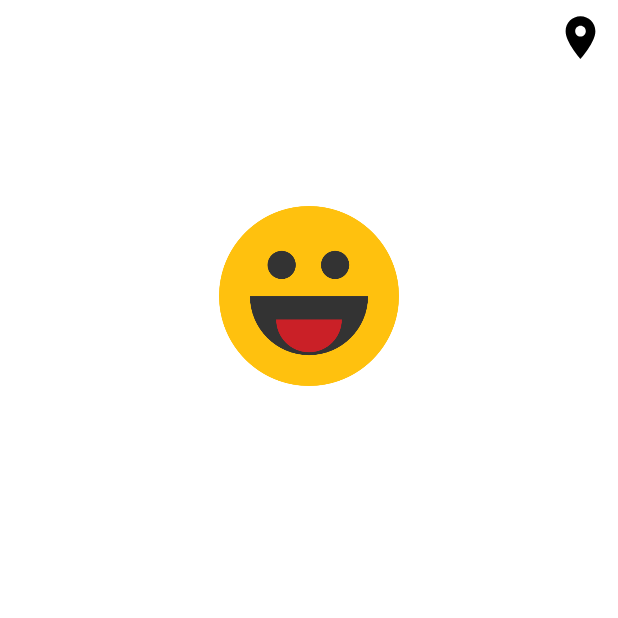
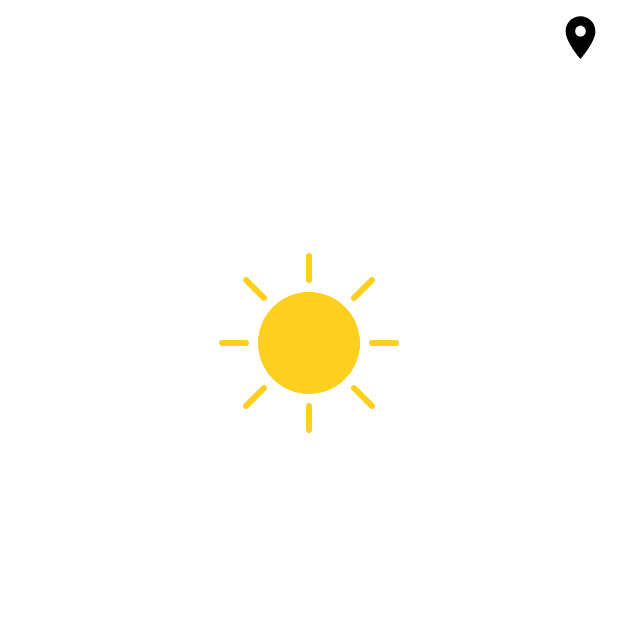
Before and after one commit to jin5578/WeatherApplication, an Android app: the screen it shows after launch (MainActivity), on a phone screen of 412 x 824 dp, the top half of it. Run offline under Robolectric (Android 15) with nearby library versions, the phone set to English and light mode, and no system bars; our stand-ins replace RxJava, data binding; libraries missing offline, so code that uses them is left out: android.view; Roboto replaces fonts that are not available here; 5 statements that could not run were skipped.

Commit message:
Check Point

```diff
--- a/app/src/main/java/com/tistory/jeongs0222/weatherapplication/model/GeocoderArea.kt
+++ /dev/null
@@ -1,4 +0,0 @@
-package com.tistory.jeongs0222.weatherapplication.model
-
-
-data class GeocoderArea(val name: String)
--- a/app/src/main/java/com/tistory/jeongs0222/weatherapplication/model/NetworkRepositoryImpl.kt
+++ b/app/src/main/java/com/tistory/jeongs0222/weatherapplication/model/NetworkRepositoryImpl.kt
@@ -5,6 +5,7 @@ import io.reactivex.Single
 
 
 class NetworkRepositoryImpl(private val api: Api) : Repository {
+
     override fun getGeocoder(
         request: String,
         version: Float,
--- a/app/src/main/java/com/tistory/jeongs0222/weatherapplication/ui/view/MainActivity.kt
+++ b/app/src/main/java/com/tistory/jeongs0222/weatherapplication/ui/view/MainActivity.kt
@@ -21,8 +21,8 @@ import org.koin.android.ext.android.inject
 
 class MainActivity : BaseActivity<ActivityMainBinding>() {
 
-    private val permissionProvider = PermissionProviderImpl(this) as PermissionProvider
-    private val locationProvider = LocationProviderImpl(this) as LocationProvider
+    //private val permissionProvider = PermissionProviderImpl(this) as PermissionProvider
+    //private val locationProvider = LocationProviderImpl(this) as LocationProvider
 
     override val layoutResourceId: Int = R.layout.activity_main
 
--- a/app/src/main/res/layout/main_present_layout.xml
+++ b/app/src/main/res/layout/main_present_layout.xml
@@ -24,7 +24,7 @@
                 android:id="@+id/present_location_textView"
                 android:layout_width="0dp"
                 android:layout_height="wrap_content"
-                android:padding="30dp"
+                android:paddingTop="30dp"
                 android:gravity="center"
                 android:text="@{viewModel.location_textView}"
                 android:textColor="@color/colorBlack"
@@ -35,21 +35,37 @@
                 app:layout_constraintTop_toTopOf="parent"
                 tools:text="영등포구 당산동 6가"/>
 
+        <TextView
+                android:id="@+id/present_time_textView"
+                android:layout_width="0dp"
+                android:layout_height="wrap_content"
+                android:gravity="center"
+                android:text="@{viewModel.time_textView}"
+                android:textColor="@color/colorBlack"
+                android:textSize="15dp"
+                android:fontFamily="@font/goyang"
+                android:paddingTop="10dp"
+                android:paddingBottom="30dp"
+                app:layout_constraintStart_toStartOf="parent"
+                app:layout_constraintEnd_toEndOf="parent"
+                app:layout_constraintTop_toBottomOf="@id/present_location_textView"
+                tools:text="18.11.18 23:10"/>
+
         <ImageView
                 android:id="@+id/present_emoticon_imageView"
                 android:layout_width="0dp"
                 android:layout_height="120dp"
-                android:src="@drawable/happy"
+                android:src="@drawable/sun"
                 app:layout_constraintStart_toStartOf="parent"
                 app:layout_constraintEnd_toEndOf="parent"
-                app:layout_constraintTop_toBottomOf="@id/present_location_textView"/>
+                app:layout_constraintTop_toBottomOf="@id/present_time_textView"/>
 
         <TextView
                 android:id="@+id/present_status_textView"
                 android:layout_width="0dp"
                 android:layout_height="wrap_content"
                 android:gravity="center"
-                android:paddingTop="20dp"
+                android:paddingTop="30dp"
                 android:text="@{viewModel.status_textView}"
                 android:textColor="@color/colorBlack"
                 android:textSize="18dp"
@@ -65,7 +81,7 @@
                 android:layout_height="wrap_content"
                 android:gravity="center"
                 android:paddingTop="10dp"
-                android:paddingBottom="20dp"
+                android:paddingBottom="30dp"
                 android:text="@{viewModel.explation_textView}"
                 android:textSize="18dp"
                 android:textColor="@color/colorBlack"
```
Also changed, not shown: app/src/main/java/com/tistory/jeongs0222/weatherapplication/model/GeocoderResponse.kt (+2 -6 lines), app/src/main/java/com/tistory/jeongs0222/weatherapplication/ui/viewmodel/MainViewModel.kt (+16 -7 lines), app/src/main/java/com/tistory/jeongs0222/weatherapplication/utils/DateProvider.kt (added, +22 -0 lines), app/src/main/res/drawable/sun.png (added).
